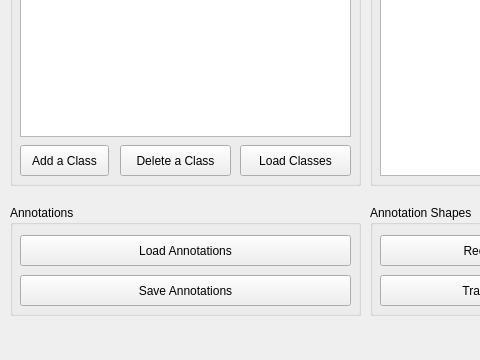
Qt form mainwindow.ui (BarryOConnor/CPP_ImageAnnotation) before a commit; both pictures show x 0 to 480 and y 421 to 781 of the 861 by 781 pixel window.
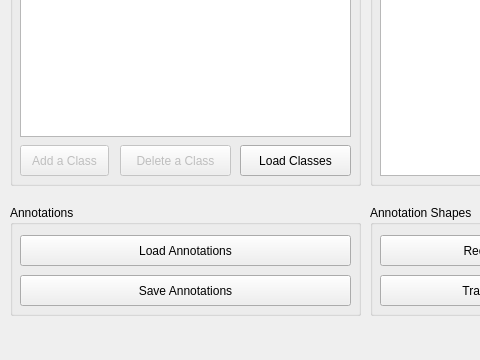
The same form after that commit.

Commit message: Got classes working in QT GUI

```diff
--- a/mainwindow.ui
+++ b/mainwindow.ui
@@ -214,6 +214,9 @@
      </column>
     </widget>
     <widget class="QPushButton" name="btnAddClass">
+     <property name="enabled">
+      <bool>false</bool>
+     </property>
      <property name="geometry">
       <rect>
        <x>10</x>
@@ -227,6 +230,9 @@
      </property>
     </widget>
     <widget class="QPushButton" name="btnDeleteClass">
+     <property name="enabled">
+      <bool>false</bool>
+     </property>
      <property name="geometry">
       <rect>
        <x>110</x>
```
Left out of the diff: 12 changed lines with no effect on the pictures. The commit also changes 1 other file.
